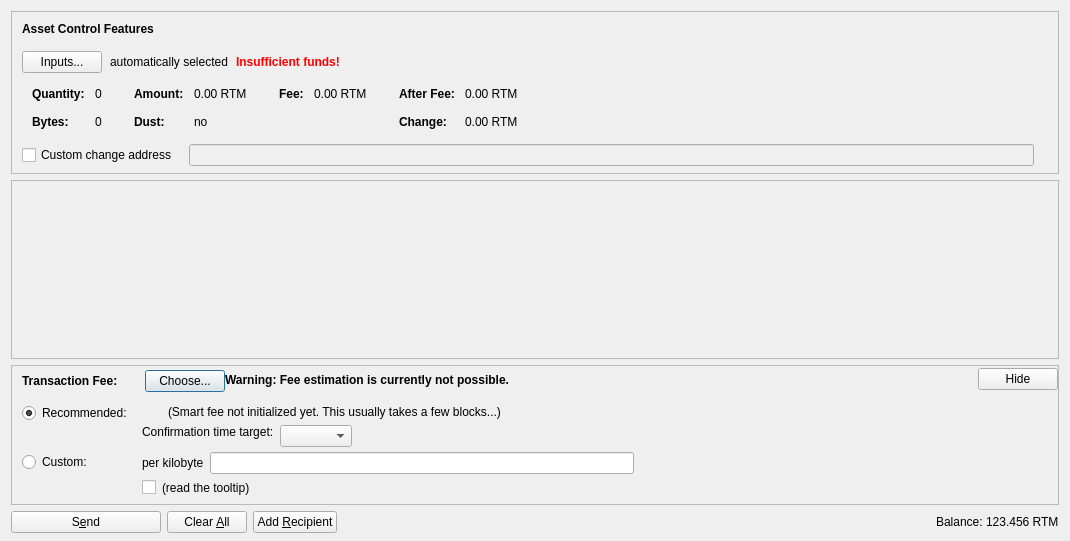
The-Yerbas-Endeavor/yerbas, file src/qt/forms/assetsdialog.ui: the form before one commit.
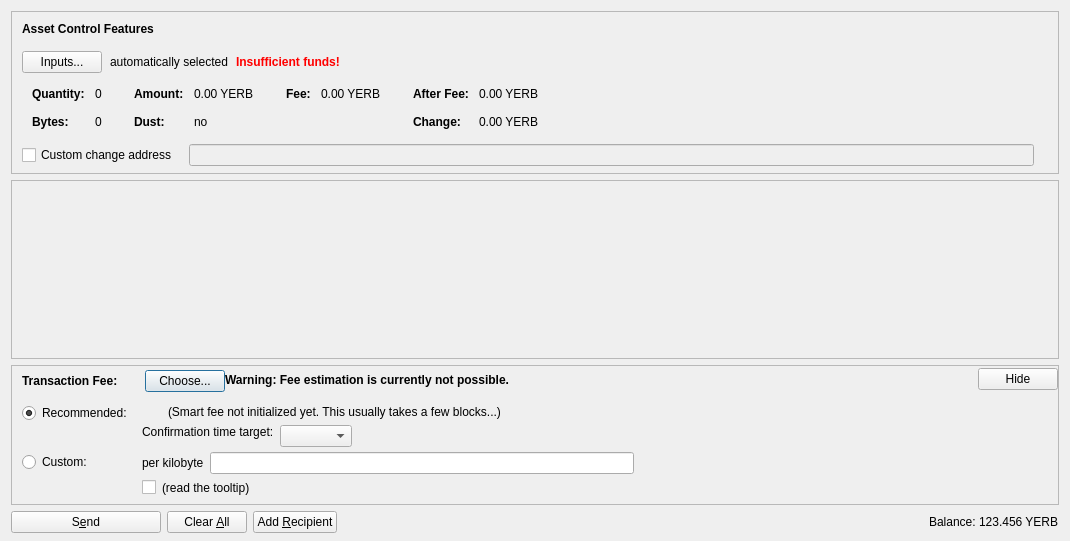
The form after the commit. Icons and pictures are not drawn. Custom widgets are drawn as their Qt base class.

```diff
--- a/src/qt/forms/assetsdialog.ui
+++ b/src/qt/forms/assetsdialog.ui
@@ -341,7 +341,7 @@
                     <enum>Qt::ActionsContextMenu</enum>
                    </property>
                    <property name="text">
-                    <string notr="true">0.00 RTM</string>
+                    <string notr="true">0.00 YERB</string>
                    </property>
                    <property name="textInteractionFlags">
                     <set>Qt::LinksAccessibleByMouse|Qt::TextSelectableByKeyboard|Qt::TextSelectableByMouse</set>
@@ -421,7 +421,7 @@
                     <enum>Qt::ActionsContextMenu</enum>
                    </property>
                    <property name="text">
-                    <string notr="true">0.00 RTM</string>
+                    <string notr="true">0.00 YERB</string>
                    </property>
                    <property name="textInteractionFlags">
                     <set>Qt::LinksAccessibleByMouse|Qt::TextSelectableByKeyboard|Qt::TextSelectableByMouse</set>
@@ -472,7 +472,7 @@
                     <enum>Qt::ActionsContextMenu</enum>
                    </property>
                    <property name="text">
-                    <string notr="true">0.00 RTM</string>
+                    <string notr="true">0.00 YERB</string>
                    </property>
                    <property name="textInteractionFlags">
                     <set>Qt::LinksAccessibleByMouse|Qt::TextSelectableByKeyboard|Qt::TextSelectableByMouse</set>
@@ -501,7 +501,7 @@
                     <enum>Qt::ActionsContextMenu</enum>
                    </property>
                    <property name="text">
-                    <string notr="true">0.00 RTM</string>
+                    <string notr="true">0.00 YERB</string>
                    </property>
                    <property name="textInteractionFlags">
                     <set>Qt::LinksAccessibleByMouse|Qt::TextSelectableByKeyboard|Qt::TextSelectableByMouse</set>
@@ -1254,7 +1254,7 @@
             <cursorShape>IBeamCursor</cursorShape>
            </property>
            <property name="text">
-            <string notr="true">123.456 RTM</string>
+            <string notr="true">123.456 YERB</string>
            </property>
            <property name="textInteractionFlags">
             <set>Qt::LinksAccessibleByMouse|Qt::TextSelectableByKeyboard|Qt::TextSelectableByMouse</set>
```
